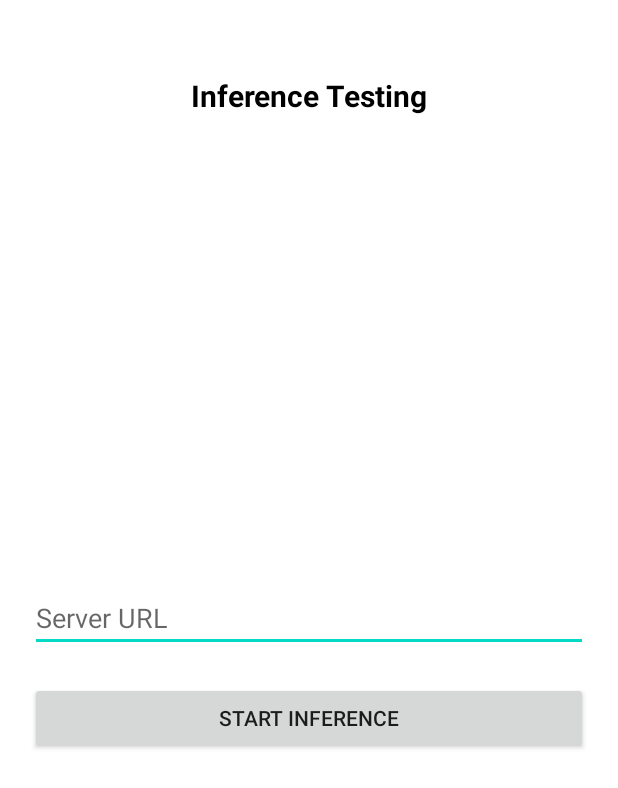
After one commit to danangwijaya750/Mobile_RSSI_Crawler, an Android app: the layout activity_inference.xml on its own in the app's theme, with its tools: preview values and no code run, on a phone screen of 412 x 824 dp. The commit adds this screen. Shown: the top 788 px of the screen. Run offline under Robolectric (Android 15) with nearby library versions, the phone set to English and light mode, and no system bars.

Commit message:
feat: add inference activity

```diff
--- /dev/null
+++ b/app/src/main/java/com/dngwjy/datasetcollector/ui/inference/InferencePresenter.kt
@@ -0,0 +1,4 @@
+package com.dngwjy.datasetcollector.ui.inference
+
+class InferencePresenter(private val view: InferenceView) {
+}
--- a/app/src/main/java/com/dngwjy/datasetcollector/ui/MainActivity.kt
+++ b/app/src/main/java/com/dngwjy/datasetcollector/ui/main/MainActivity.kt
@@ -1,4 +1,4 @@
-package com.dngwjy.datasetcollector.ui
+package com.dngwjy.datasetcollector.ui.main
 
 import android.Manifest
 import android.app.Dialog
--- a/app/src/main/java/com/dngwjy/datasetcollector/ui/MainPresenter.kt
+++ b/app/src/main/java/com/dngwjy/datasetcollector/ui/main/MainPresenter.kt
@@ -1,6 +1,5 @@
-package com.dngwjy.datasetcollector.ui
+package com.dngwjy.datasetcollector.ui.main
 
-import com.dngwjy.datasetcollector.data.CrawledRequest
 import com.dngwjy.datasetcollector.data.DataSet
 import com.dngwjy.datasetcollector.data.Response
 import com.dngwjy.datasetcollector.logE
--- a/app/src/main/java/com/dngwjy/datasetcollector/ui/MainView.kt
+++ b/app/src/main/java/com/dngwjy/datasetcollector/ui/main/MainView.kt
@@ -1,4 +1,4 @@
-package com.dngwjy.datasetcollector.ui
+package com.dngwjy.datasetcollector.ui.main
 
 import com.dngwjy.datasetcollector.data.Point
 
--- a/app/src/main/java/com/dngwjy/datasetcollector/util/FileWriter.kt
+++ b/app/src/main/java/com/dngwjy/datasetcollector/util/FileWriter.kt
@@ -1,7 +1,7 @@
 package com.dngwjy.datasetcollector.util
 
 import android.content.Context
-import com.dngwjy.datasetcollector.ui.MainActivity
+import com.dngwjy.datasetcollector.ui.main.MainActivity
 import com.dngwjy.datasetcollector.data.DataSet
 import com.dngwjy.datasetcollector.logE
 import java.io.File
--- /dev/null
+++ b/app/src/main/res/layout/activity_inference.xml
@@ -0,0 +1,42 @@
+<?xml version="1.0" encoding="utf-8"?>
+<androidx.constraintlayout.widget.ConstraintLayout xmlns:android="http://schemas.android.com/apk/res/android"
+    xmlns:app="http://schemas.android.com/apk/res-auto"
+    xmlns:tools="http://schemas.android.com/tools"
+    android:layout_width="match_parent"
+    android:layout_height="match_parent"
+    tools:context=".ui.inference.InferenceActivity">
+    <TextView
+        android:layout_width="wrap_content"
+        android:layout_height="wrap_content"
+        app:layout_constraintStart_toStartOf="parent"
+        app:layout_constraintTop_toTopOf="parent"
+        app:layout_constraintEnd_toEndOf="parent"
+        android:text="Inference Testing"
+        android:textColor="@color/black"
+        android:textStyle="bold"
+        android:textSize="20sp"
+        android:layout_marginTop="50dp"
+        />
+    <androidx.appcompat.widget.AppCompatEditText
+        android:layout_width="0dp"
+        android:layout_margin="20dp"
+        android:layout_height="wrap_content"
+        app:layout_constraintStart_toStartOf="parent"
+        app:layout_constraintEnd_toEndOf="parent"
+        app:layout_constraintTop_toTopOf="parent"
+        app:layout_constraintBottom_toBottomOf="parent"
+        android:id="@+id/et_setting_ip"
+        android:hint="Server URL"
+        />
+    <androidx.appcompat.widget.AppCompatButton
+        android:layout_width="0dp"
+        android:layout_height="wrap_content"
+        app:layout_constraintStart_toStartOf="parent"
+        app:layout_constraintEnd_toEndOf="parent"
+        app:layout_constraintTop_toBottomOf="@id/et_setting_ip"
+        android:layout_margin="20dp"
+        android:id="@+id/btn_start"
+        android:text="Start Inference"
+        />
+
+</androidx.constraintlayout.widget.ConstraintLayout>
--- a/app/src/main/res/layout/activity_main.xml
+++ b/app/src/main/res/layout/activity_main.xml
@@ -5,7 +5,7 @@
     android:layout_width="match_parent"
     android:layout_height="match_parent"
     android:keepScreenOn="true"
-    tools:context=".ui.MainActivity">
+    tools:context=".ui.main.MainActivity">
 
     <fragment
         android:id="@+id/maps_view"
--- a/build.gradle
+++ b/build.gradle
@@ -7,7 +7,7 @@ buildscript {
     }
     dependencies {
         classpath "com.android.tools.build:gradle:7.0.4"
-        classpath "org.jetbrains.kotlin:kotlin-gradle-plugin:1.6.10"
+        classpath 'org.jetbrains.kotlin:kotlin-gradle-plugin:1.7.0'
         classpath "com.google.android.libraries.mapsplatform.secrets-gradle-plugin:secrets-gradle-plugin:2.0.0"
         classpath "org.jetbrains.dokka:dokka-gradle-plugin:1.6.0"
         // NOTE: Do not place your application dependencies here; they belong
```
Also changed, not shown: app/src/main/AndroidManifest.xml (+14 -10 lines), app/src/main/java/com/dngwjy/datasetcollector/ui/inference/InferenceActivity.kt (added, +44 -0 lines), app/src/main/java/com/dngwjy/datasetcollector/ui/inference/InferenceView.kt (added, +7 -0 lines).
